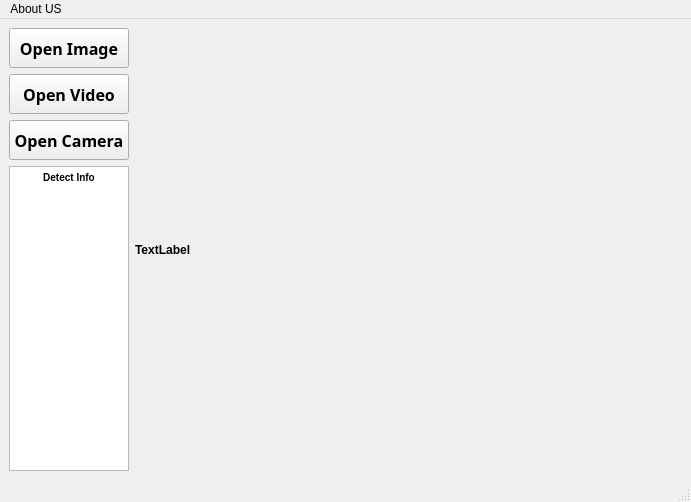
Before: the Qt Designer form GUI.ui in thaitranvenn/Object_Detection_PyQT5, drawn with Qt 5.
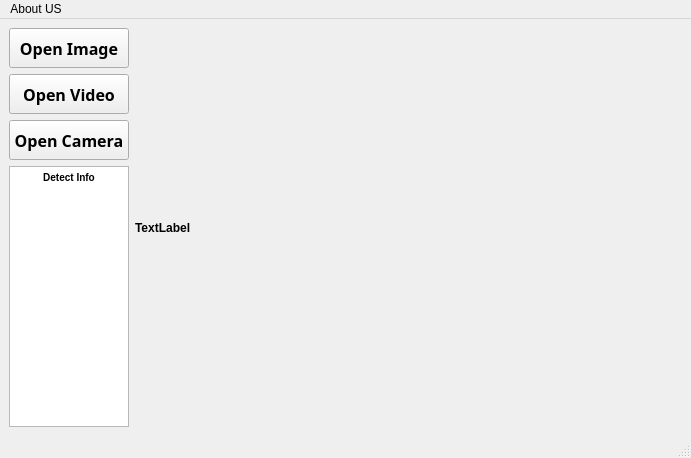
After: the same form once the commit is applied.

Patch:
```diff
--- a/GUI.ui
+++ b/GUI.ui
@@ -7,7 +7,7 @@
     <x>0</x>
     <y>0</y>
     <width>691</width>
-    <height>502</height>
+    <height>458</height>
    </rect>
   </property>
   <property name="windowTitle">
@@ -142,7 +142,7 @@
           <property name="maximumSize">
            <size>
             <width>100</width>
-            <height>1000</height>
+            <height>500</height>
            </size>
           </property>
           <property name="font">
```
